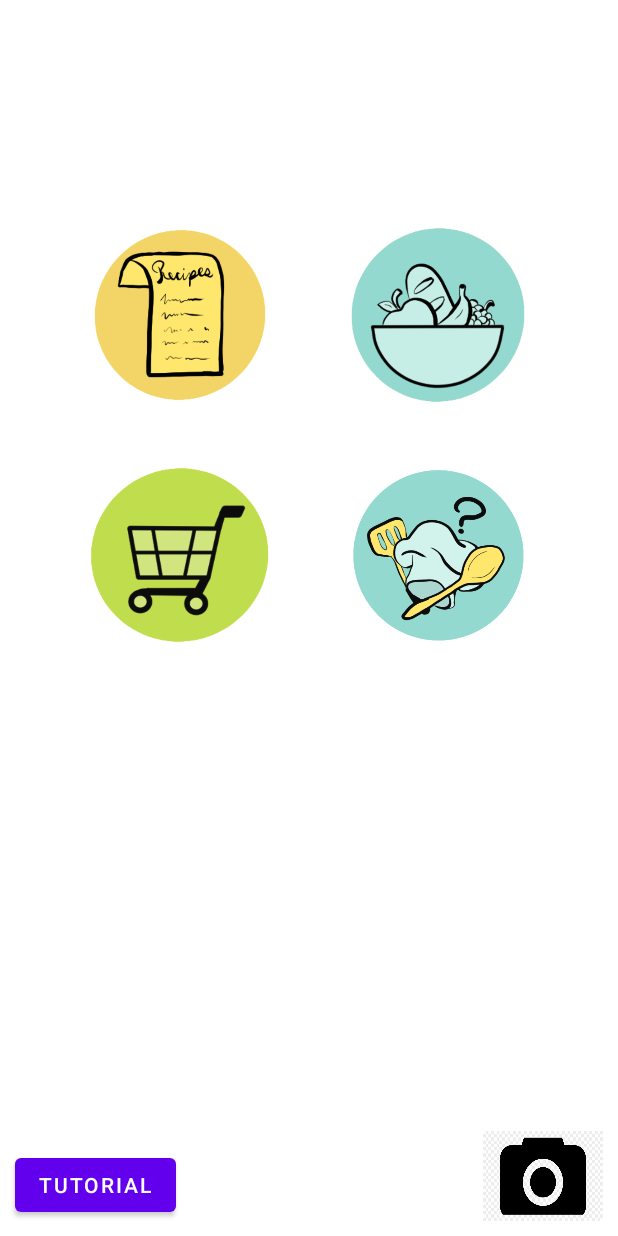
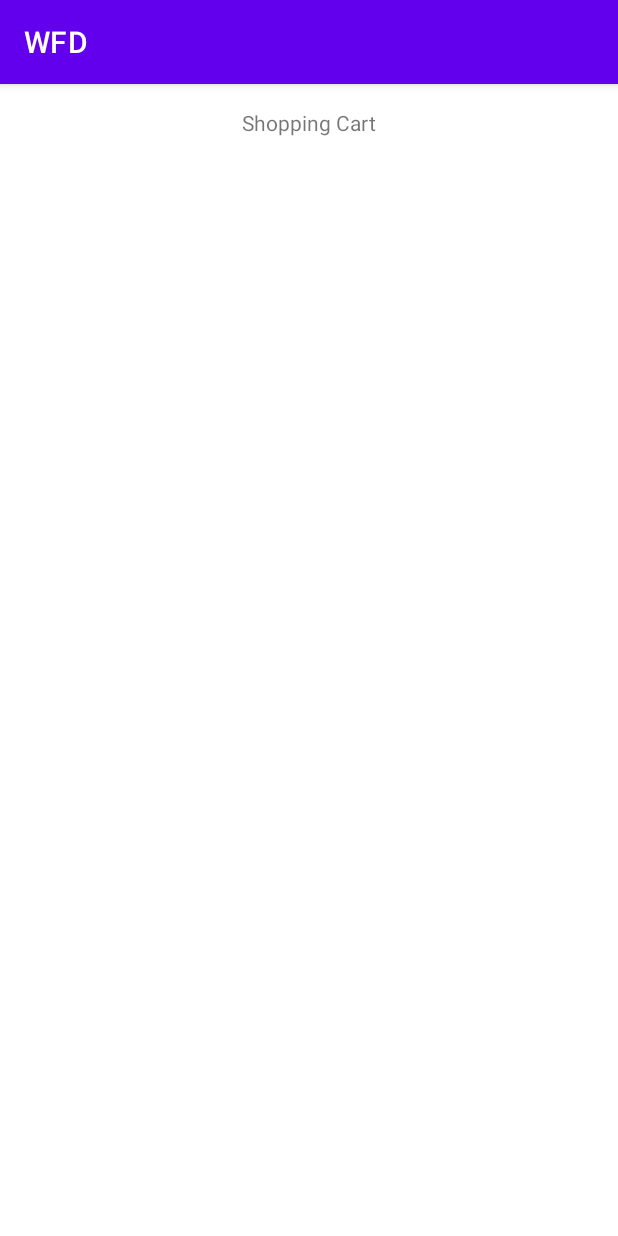
Before and after one commit to Knack25/CSCI5801, an Android app: the screen it shows after launch (MainActivity before the commit, Shopping after it), after a tap on an icon or button, on a phone screen of 412 x 824 dp. Run offline under Robolectric (Android 15) with nearby library versions, the phone set to English and light mode, and no system bars; libraries missing offline, so code that uses them is left out: io.realm, io.realm.mongodb.

Commit message:
Finished half of the Shopping Adapter. Fixed up pantry adapter to include ingredient amounts.

```diff
--- a/app/src/main/AndroidManifest.xml
+++ b/app/src/main/AndroidManifest.xml
@@ -15,9 +15,8 @@
         android:roundIcon="@mipmap/ic_launcher_round"
         android:supportsRtl="true"
         android:theme="@style/Theme.WFD">
-        <activity
-            android:name=".Shopping"
-            android:exported="false" />
+        <activity android:name=".Shopping"></activity>
+        <activity android:name=".pantry.Pantry"></activity>
         <activity
             android:name=".MainActivity"
             android:exported="true"
--- a/app/src/main/java/com/example/wfd/MainActivity.java
+++ b/app/src/main/java/com/example/wfd/MainActivity.java
@@ -145,14 +145,11 @@ public class MainActivity extends AppCompatActivity {
         //Wire up the Shopping List button to do stuff
         //..get the Shopping List button
         ImageButton btnShoppingList = findViewById(R.id.btnShoppingList);
+
         //..set what happens when the user clicks on Shopping List - will do more things when things are coded
-        btnShoppingList.setOnClickListener(new View.OnClickListener() {
-            @Override
-            public void onClick(View view) {
-                Log.i(TAG, "This shows the Shopping List.");
-                Toast.makeText(getApplicationContext(), "Shopping List", Toast.LENGTH_SHORT)
-                        .show();
-            }
+        btnShoppingList.setOnClickListener(v -> {
+            Intent intent = new Intent(this, Shopping.class);
+            startActivity(intent);
         });
 
         //Wire up the My Account button to do stuff
@@ -186,12 +183,6 @@ public class MainActivity extends AppCompatActivity {
         ImageButton btnCamera = findViewById(R.id.btnCamera);
         //..set what happens when the user clicks on the Camera - will do more things when things are coded
         btnCamera.setOnClickListener(v -> {
-//            @Override
-//            public void onClick(View view) {
-//                Log.i(TAG, "This shows the Camera.");
-//                Toast.makeText(getApplicationContext(), "Camera", Toast.LENGTH_SHORT)
-//                        .show();
-//            }
             Intent intent = new Intent(this, CameraActivity.class);
             startActivity(intent);
 
--- a/app/src/main/res/layout/activity_shopping.xml
+++ b/app/src/main/res/layout/activity_shopping.xml
@@ -5,14 +5,6 @@
     android:layout_width="match_parent"
     android:layout_height="match_parent"
     tools:context=".Shopping">
-
-    <ListView
-        android:id="@+id/shoppingListView"
-        android:layout_width="match_parent"
-        android:layout_height="50dp"
-        android:layout_marginTop="20dp"
-        app:layout_constraintStart_toStartOf="parent"
-        app:layout_constraintTop_toBottomOf="@+id/constShoppingText" />
 
     <TextView
         android:id="@+id/constShoppingText"
@@ -23,4 +15,13 @@
         app:layout_constraintEnd_toEndOf="parent"
         app:layout_constraintStart_toStartOf="parent"
         app:layout_constraintTop_toTopOf="parent" />
+
+    <ListView
+        android:id="@+id/shoppingListView"
+        android:layout_width="match_parent"
+        android:layout_height="50dp"
+        android:layout_marginTop="20dp"
+        app:layout_constraintStart_toStartOf="parent"
+        app:layout_constraintTop_toBottomOf="@+id/constShoppingText" />
+
 </androidx.constraintlayout.widget.ConstraintLayout>
```
Also changed, not shown: app/src/main/java/com/example/wfd/ShoppingAdapter.java (added, +89 -0 lines), app/src/main/java/com/example/wfd/pantry/Pantry.java (+5 -4 lines), app/src/main/java/com/example/wfd/pantry/PantryAdapter.java (+8 -5 lines), app/src/main/res/layout/pantry_list_item_layout.xml (+11 -1 lines).
